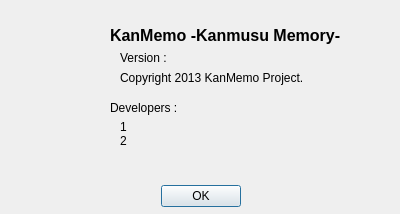
This is aboutdialog.ui in ioriayane/KanmusuMemory as Qt 5 draws it before an edit. The edited form follows.
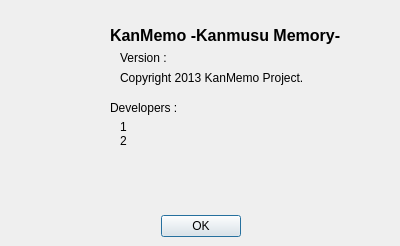
This is the edited form.

```diff
--- a/aboutdialog.ui
+++ b/aboutdialog.ui
@@ -7,7 +7,7 @@
     <x>0</x>
     <y>0</y>
     <width>400</width>
-    <height>214</height>
+    <height>246</height>
    </rect>
   </property>
   <property name="windowTitle">
@@ -17,7 +17,7 @@
    <property name="geometry">
     <rect>
      <x>30</x>
-     <y>180</y>
+     <y>210</y>
      <width>341</width>
      <height>32</height>
     </rect>
@@ -97,7 +97,7 @@
      <x>120</x>
      <y>120</y>
      <width>271</width>
-     <height>51</height>
+     <height>81</height>
     </rect>
    </property>
    <property name="text">
```
